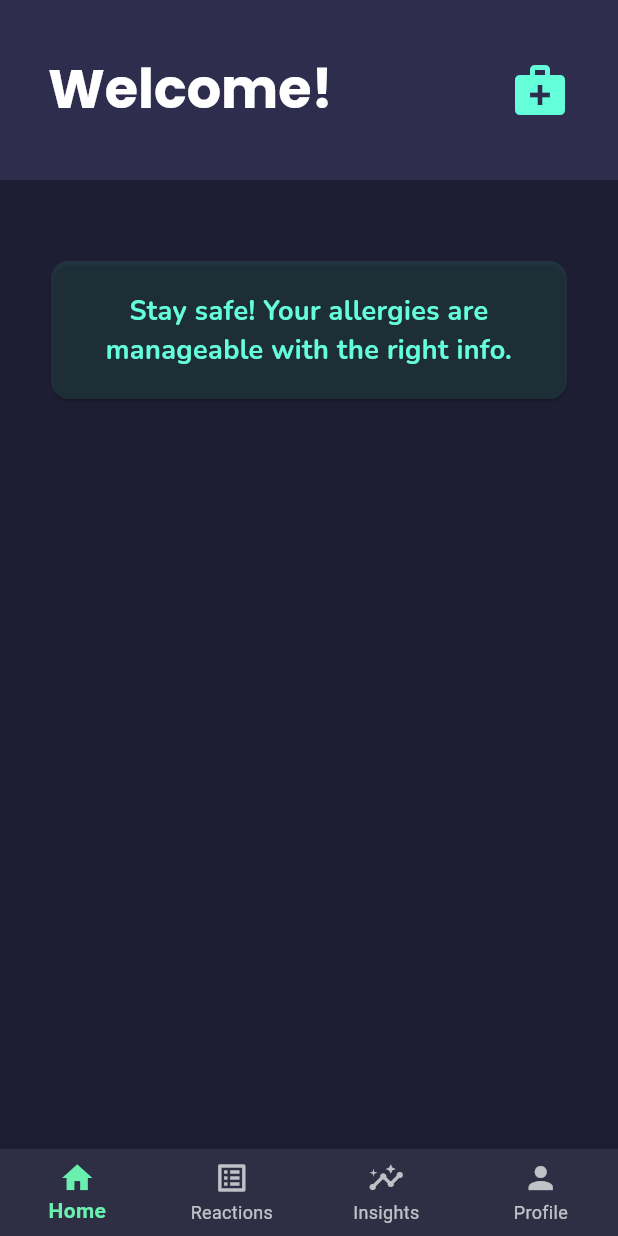
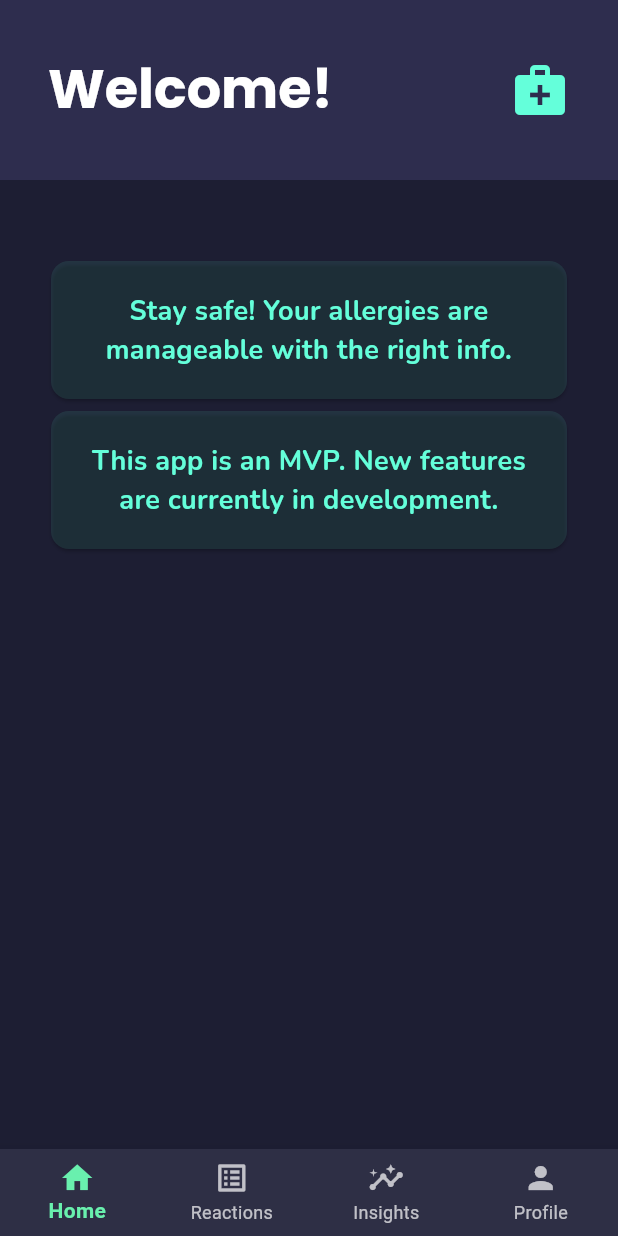
Before and after one commit to AstroDude6352/allergyapp, a Flutter app: the HomeScreen screen opened directly, on a phone screen of 412 x 824 dp. Run offline on Flutter 3.47's test engine with Material 3 defaults, Android fonts, the phone set to English and light mode, and no system bars; our stand-ins replace cloud_firestore, firebase_auth, firebase_core, image_picker, shared_preferences; accounts and stored records are empty; network calls fail.

Commit message:
Initial release to PlayStore
1. Updated app icon.
2. Added app logo on login screen.
3. Updated message on Home screen stating its an MVP app.
4. Update app version. Every time you want to release a new version of the app you have to increment the version code in pubspec.yaml. For eg if the current version is 2.0.1+3 the new version should be 2.0.2+4
5. Added allergyapp.keystore file in root folder. This is required when you sign a new release bundle for uploading to Playstore. It will ask you for password and alias which I can share with you privately.

```diff
--- a/lib/home_screen.dart
+++ b/lib/home_screen.dart
@@ -40,7 +40,7 @@ class _HomeScreenState extends State<HomeScreen> {
   }
 
   void _processPendingNavigation() {
-    if (_pendingIndex != null && _pendingIndex != _currentIndex) {
+    if (_pendingIndex != null) {
       final indexToNavigate = _pendingIndex!;
       _pendingIndex = null;
 
@@ -77,6 +77,7 @@ class _HomeScreenState extends State<HomeScreen> {
     setState(() {
       _pendingIndex = index; // mark navigation for later
       _currentIndex = index;
+      didChangeDependencies();
     });
   }
 
@@ -146,6 +147,25 @@ class _HomeScreenState extends State<HomeScreen> {
                   ),
                 ),
               ),
+              Card(
+                color: Colors.tealAccent.withOpacity(0.1),
+                shape: RoundedRectangleBorder(
+                  borderRadius: BorderRadius.circular(12),
+                ),
+                child: const Padding(
+                  padding: EdgeInsets.symmetric(vertical: 20, horizontal: 16),
+                  child: Text(
+                    'This app is an MVP. New features are currently in development.',
+                    style: TextStyle(
+                      fontSize: 18,
+                      color: Colors.tealAccent,
+                      fontWeight: FontWeight.w600,
+                      fontFamily: 'Nunito',
+                    ),
+                    textAlign: TextAlign.center,
+                  ),
+                ),
+              ),
               const SizedBox(height: 30),
             ],
           ),
--- a/pubspec.yaml
+++ b/pubspec.yaml
@@ -16,7 +16,7 @@ publish_to: 'none' # Remove this line if you wish to publish to pub.dev
 # https://developer.apple.com/library/archive/documentation/General/Reference/InfoPlistKeyReference/Articles/CoreFoundationKeys.html
 # In Windows, build-name is used as the major, minor, and patch parts
 # of the product and file versions while build-number is used as the build suffix.
-version: 1.0.0+1
+version: 2.0.1+3
 
 environment:
   sdk: ^3.5.0-323.2.beta
@@ -91,9 +91,7 @@ flutter:
         - asset: fonts/Poppins/Poppins-Bold.ttf
         - asset: fonts/Poppins/Poppins-Regular.ttf
   assets:
-
-
-
+    - assets/logo.png
 
   # The following line ensures that the Material Icons font is
   # included with your application, so that you can use the icons in
```
Also changed, not shown: lib/login_screen.dart (+17 -1 lines), assets/logo.png (added), pubspec.lock, 7 other files.
